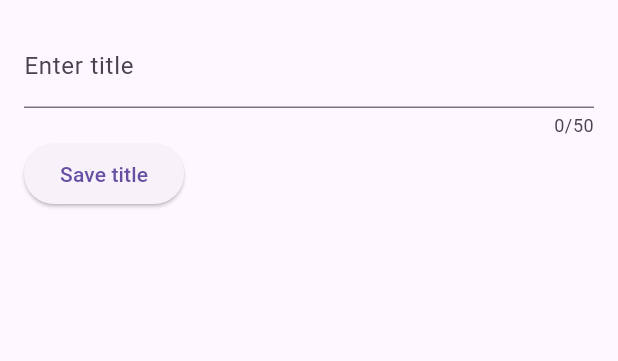
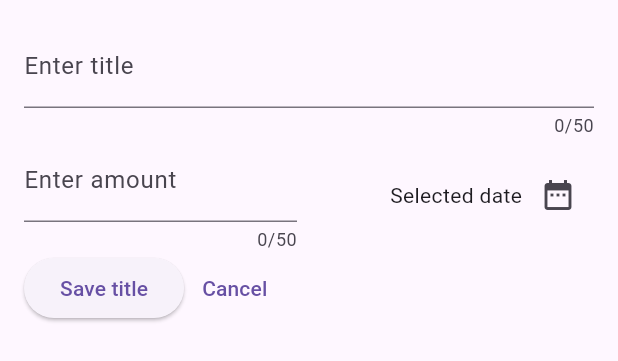
Before and after one commit to nevepura/expense_tracker, a Flutter app: the NewExpense widget shown alone on an empty page, opened directly, after a tap on "Save title", on a phone screen of 412 x 824 dp. Shown: the top 361 px of the screen. Run offline on Flutter 3.47's test engine with Material 3 defaults, Android fonts, the phone set to English and light mode, and no system bars.

Commit message:
Added date picker to bottom modal

```diff
--- a/lib/widgets/expenses_list/new_expense.dart
+++ b/lib/widgets/expenses_list/new_expense.dart
@@ -11,11 +11,24 @@ class NewExpense extends StatefulWidget {
 
 class _NewExpenseState extends State<NewExpense> {
   final _titleController = TextEditingController();
+  final _amountController = TextEditingController();
 
   @override
   void dispose() {
     _titleController.dispose();
+    _amountController.dispose();
     super.dispose();
+  }
+
+  void _presentDatePicker() {
+    final now = DateTime.now();
+    var oneYearAgo = DateTime(now.year - 1, now.month, now.day);
+    showDatePicker(
+      context: context,
+      initialDate: DateTime.now(),
+      firstDate: oneYearAgo,
+      lastDate: now,
+    );
   }
 
   @override
@@ -34,11 +47,48 @@ class _NewExpenseState extends State<NewExpense> {
           ),
           Row(
             children: [
+              Expanded(
+                child: TextField(
+                  controller: _amountController,
+                  maxLength: 50,
+                  keyboardType: TextInputType.number,
+                  decoration: const InputDecoration(
+                    prefixText: '\$',
+                    label: Text('Enter amount'),
+                  ),
+                ),
+              ),
+              const SizedBox(
+                width: 16,
+              ),
+              Expanded(
+                  child: Row(
+                mainAxisAlignment: MainAxisAlignment.end,
+                children: [
+                  const Text('Selected date'),
+                  IconButton(
+                    onPressed: _presentDatePicker,
+                    icon: const Icon(Icons.date_range),
+                  ),
+                ],
+              ))
+            ],
+          ),
+          Row(
+            children: [
               ElevatedButton(
                 onPressed: () {
                   print(_titleController.text);
+                  print(_amountController
+                      .text); // for now it is a string, will b converted to num later
                 },
                 child: const Text("Save title"),
+              ),
+              TextButton(
+                onPressed: () {
+                  Navigator.pop(context);
+                },
+                child: const Text('Cancel'),
               )
             ],
           )
```
